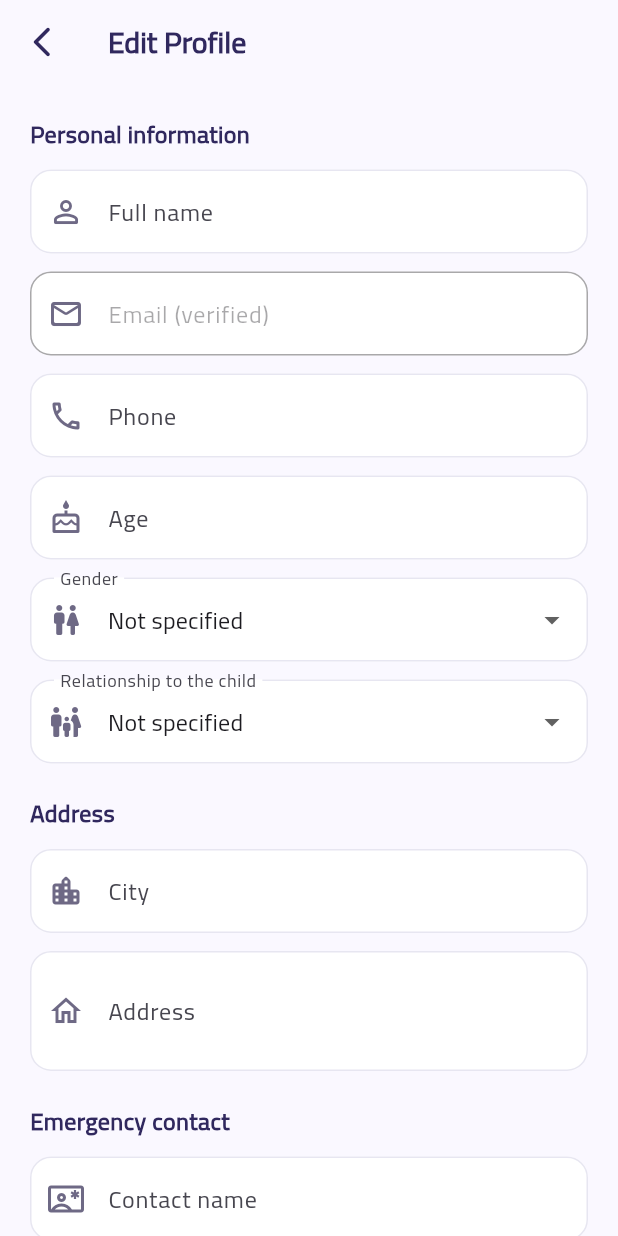
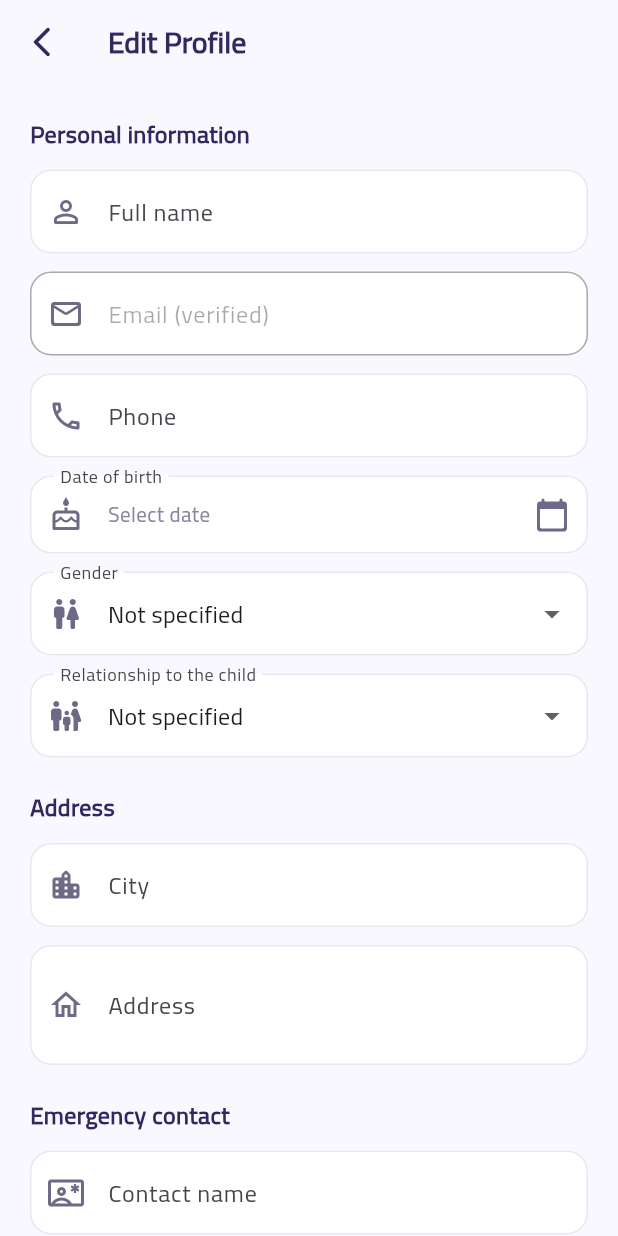
Before and after one commit to ziad232005-dotcom/adhd, a Flutter app: the EditParentProfileScreen screen opened directly, on a phone screen of 412 x 824 dp. Run offline on Flutter 3.47's test engine with Material 3 defaults, Android fonts, the phone set to English and light mode, and no system bars; our stand-ins replace image_picker, pinput, shared_preferences; accounts and stored records are empty.

Commit message:
Parent profile and TOVA: date of birth instead of age
TOVA also starts from the selected child's name and birth date.

Co-Authored-By: Claude Sonnet 5.5 <noreply@anthropic.com>
Claude-Session: https://claude.ai/code/session_01LLd4PgrmL4JjReDpr65b8D

```diff
--- a/lib/parent/edit_parent_profile_screen.dart
+++ b/lib/parent/edit_parent_profile_screen.dart
@@ -29,7 +29,7 @@ class _EditParentProfileScreenState extends State<EditParentProfileScreen> {
 
   late final TextEditingController _name;
   late final TextEditingController _phone;
-  late final TextEditingController _age;
+  DateTime? _birthDate;
   late final TextEditingController _city;
   late final TextEditingController _address;
   late final TextEditingController _emergencyName;
@@ -44,7 +44,7 @@ class _EditParentProfileScreenState extends State<EditParentProfileScreen> {
 
     _name = TextEditingController(text: p.name);
     _phone = TextEditingController(text: p.phone);
-    _age = TextEditingController(text: p.age == null ? '' : '${p.age}');
+    _birthDate = p.birthDate;
     _city = TextEditingController(text: p.city);
     _address = TextEditingController(text: p.address);
     _emergencyName = TextEditingController(text: p.emergencyName);
@@ -58,7 +58,6 @@ class _EditParentProfileScreenState extends State<EditParentProfileScreen> {
   void dispose() {
     _name.dispose();
     _phone.dispose();
-    _age.dispose();
     _city.dispose();
     _address.dispose();
     _emergencyName.dispose();
@@ -66,17 +65,39 @@ class _EditParentProfileScreenState extends State<EditParentProfileScreen> {
     super.dispose();
   }
 
+  Future<void> _pickBirthDate() async {
+    final now = DateTime.now();
+
+    final picked = await showDatePicker(
+      context: context,
+      initialDate:
+          _birthDate ?? DateTime(now.year - 30, now.month, now.day),
+      firstDate: DateTime(now.year - 100, 1, 1),
+      lastDate: now,
+      helpText: 'Date of birth',
+    );
+
+    if (picked != null && mounted) setState(() => _birthDate = picked);
+  }
+
+  String? _validateBirthDate() {
+    final birth = _birthDate;
+    if (birth == null) return null;
+
+    final age = ParentChild.ageOn(birth, DateTime.now());
+    if (age < 18 || age > 99) return 'Age must be between 18 and 99.';
+    return null;
+  }
+
   void _save() {
     if (!_formKey.currentState!.validate()) return;
-
-    final ageText = _age.text.trim();
 
     _store.updateProfile(
       ParentProfile(
         name: _name.text.trim(),
         email: _store.profile.email,
         phone: _phone.text.trim(),
-        age: ageText.isEmpty ? null : int.parse(ageText),
+        birthDate: _birthDate,
         gender: _gender == kGenderOptions.first ? '' : _gender,
         relationship:
             _relationship == kRelationshipOptions.first ? '' : _relationship,
@@ -151,22 +172,38 @@ class _EditParentProfileScreenState extends State<EditParentProfileScreen> {
                 validator: MazidValidators.optionalPhone,
               ),
               const SizedBox(height: 12),
-              TextFormField(
-                controller: _age,
-                keyboardType: TextInputType.number,
-                textInputAction: TextInputAction.next,
-                decoration: const InputDecoration(
-                  labelText: 'Age',
-                  prefixIcon: Icon(Icons.cake_outlined),
-                ),
-                validator: (value) {
-                  final text = value?.trim() ?? '';
-                  if (text.isEmpty) return null;
-                  final age = int.tryParse(text);
-                  if (age == null || age < 18 || age > 99) {
-                    return 'Age must be between 18 and 99.';
-                  }
-                  return null;
+              FormField<DateTime>(
+                validator: (_) => _validateBirthDate(),
+                builder: (field) {
+                  final birth = _birthDate;
+
+                  return InkWell(
+                    borderRadius: BorderRadius.circular(14),
+                    onTap: () async {
+                      await _pickBirthDate();
+                      field.didChange(_birthDate);
+                    },
+                    child: InputDecorator(
+                      decoration: InputDecoration(
+                        labelText: 'Date of birth',
+                        prefixIcon: const Icon(Icons.cake_outlined),
+                        suffixIcon: const Icon(Icons.calendar_today_rounded),
+                        errorText: field.errorText,
+                      ),
+                      child: Text(
+                        birth == null
+                            ? 'Select date'
+                            : '${birth.day}/${birth.month}/${birth.year}'
+                                '  •  ${ParentChild.ageOn(birth, DateTime.now())}'
+                                ' years old',
+                        style: TextStyle(
+                          color: birth == null
+                              ? ParentUi.muted
+                              : ParentUi.dark,
+                        ),
+                      ),
+                    ),
+                  );
                 },
               ),
               const SizedBox(height: 12),
--- a/lib/parent/parent_profile_screen.dart
+++ b/lib/parent/parent_profile_screen.dart
@@ -246,8 +246,13 @@ class ParentProfileScreen extends StatelessWidget {
                     children: [
                       _infoRow(
                         Icons.cake_outlined,
-                        'Age',
-                        profile.age == null ? '' : '${profile.age} years',
+                        'Birth date',
+                        profile.birthDate == null
+                            ? ''
+                            : '${profile.birthDate!.day}/'
+                                '${profile.birthDate!.month}/'
+                                '${profile.birthDate!.year}'
+                                '  •  ${profile.age} years',
                       ),
                       _infoRow(Icons.wc_rounded, 'Gender', profile.gender),
                       _infoRow(
--- a/lib/parent/parent_store.dart
+++ b/lib/parent/parent_store.dart
@@ -128,7 +128,9 @@ class ParentProfile {
   final String name;
   final String email;
   final String phone;
-  final int? age;
+
+  /// Date of birth. The age is calculated from it.
+  final DateTime? birthDate;
   final String gender;
   final String relationship;
   final String city;
@@ -140,7 +142,7 @@ class ParentProfile {
     this.name = '',
     this.email = '',
     this.phone = '',
-    this.age,
+    this.birthDate,
     this.gender = '',
     this.relationship = '',
     this.city = '',
@@ -149,12 +151,19 @@ class ParentProfile {
     this.emergencyPhone = '',
   });
 
+  /// Current age in years, or null when no date of birth is set.
+  int? get age {
+    final birth = birthDate;
+    if (birth == null) return null;
+    return ParentChild.ageOn(birth, DateTime.now());
+  }
+
   ParentProfile copyWith({
     String? name,
     String? email,
     String? phone,
-    int? age,
-    bool clearAge = false,
+    DateTime? birthDate,
+    bool clearBirthDate = false,
     String? gender,
     String? relationship,
     String? city,
@@ -166,7 +175,7 @@ class ParentProfile {
       name: name ?? this.name,
       email: email ?? this.email,
       phone: phone ?? this.phone,
-      age: clearAge ? null : age ?? this.age,
+      birthDate: clearBirthDate ? null : birthDate ?? this.birthDate,
       gender: gender ?? this.gender,
       relationship: relationship ?? this.relationship,
       city: city ?? this.city,
@@ -180,7 +189,7 @@ class ParentProfile {
         'name': name,
         'email': email,
         'phone': phone,
-        'age': age,
+        'birthDate': birthDate?.toIso8601String(),
         'gender': gender,
         'relationship': relationship,
         'city': city,
@@ -194,7 +203,7 @@ class ParentProfile {
       name: json['name'] as String? ?? '',
       email: json['email'] as String? ?? '',
       phone: json['phone'] as String? ?? '',
-      age: json['age'] as int?,
+      birthDate: DateTime.tryParse(json['birthDate'] as String? ?? ''),
       gender: json['gender'] as String? ?? '',
       relationship: json['relationship'] as String? ?? '',
       city: json['city'] as String? ?? '',
```
Also changed, not shown: lib/tova/tova_screens.dart (+68 -12 lines).
